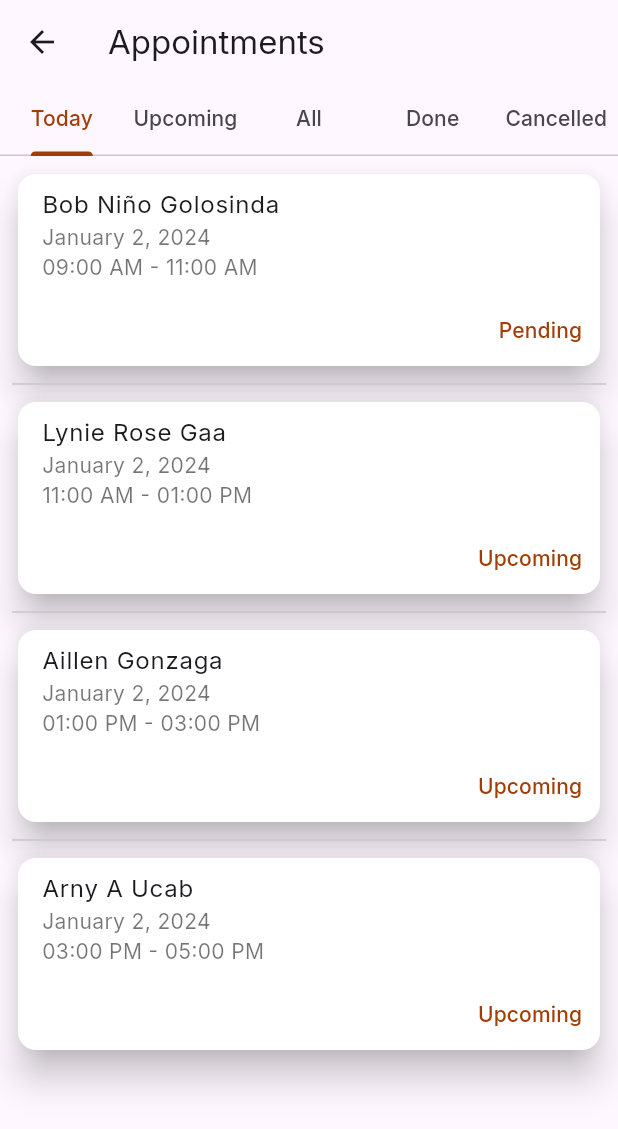
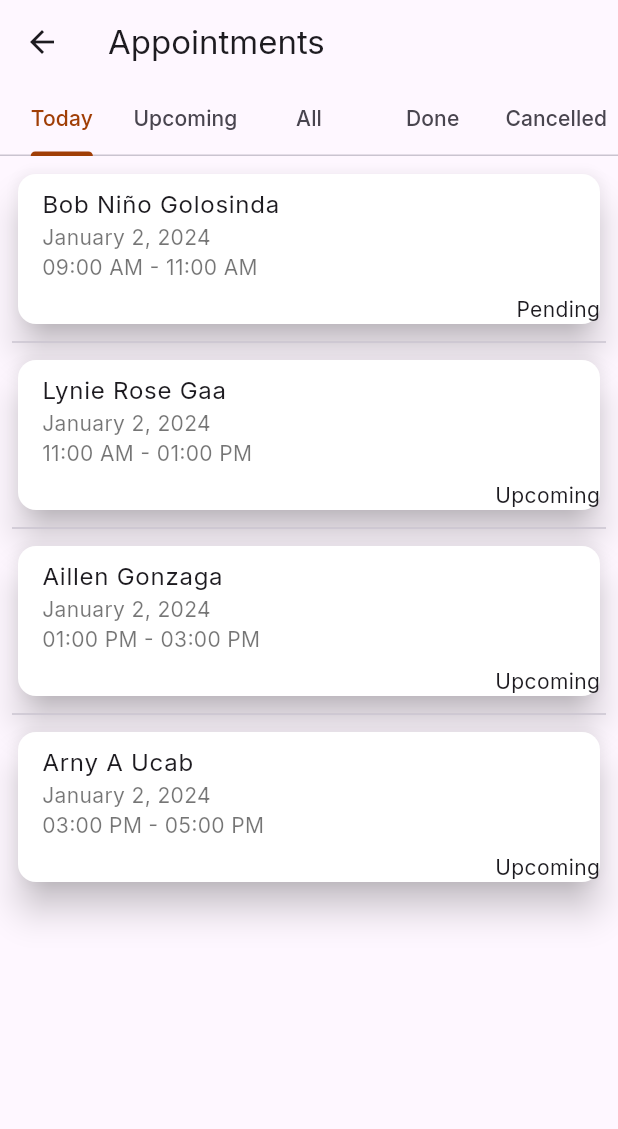
Before and after one commit to Pamfurred-Service-Provider/pamfurred_service_provider, a Flutter app: the screen it shows after launch, after a tap on the "calendar month" icon, on a phone screen of 412 x 824 dp. Shown: the top 1129 px of the screen. Run offline on Flutter 3.47's test engine with Material 3 defaults, Android fonts, the phone set to English and light mode, and no system bars; our stand-ins replace email_validator, google_fonts, image_picker, intl_phone_field, salomon_bottom_bar, table_calendar.

Commit message:
addressed line problems for every dart file. Added const and gi super key ang some dart file

```diff
--- a/lib/Widgets/delete_dialog.dart
+++ b/lib/Widgets/delete_dialog.dart
@@ -7,8 +7,8 @@ class DeleteDialog extends StatelessWidget {
   const DeleteDialog({
     required this.service,
     required this.onDelete,
-    Key? key,
-  }) : super(key: key);
+    super.key,
+  });
 
   @override
   Widget build(BuildContext context) {
--- a/lib/components/custom_appbar.dart
+++ b/lib/components/custom_appbar.dart
@@ -18,7 +18,7 @@ AppBar appBar(BuildContext context) {
     ),
     actions: [
       Padding(
-        padding: EdgeInsets.fromLTRB(10, 35, 15, 10),
+        padding: const EdgeInsets.fromLTRB(10, 35, 15, 10),
         child: IconButton(
           icon: const Icon(Icons.calendar_month, size: 30),
           onPressed: () {
--- /dev/null
+++ b/lib/components/revenue_chart.dart
@@ -0,0 +1 @@
+import 'package:flutter/material.dart';
--- a/lib/screens/appointment_details.dart
+++ b/lib/screens/appointment_details.dart
@@ -3,8 +3,7 @@ import 'package:flutter/material.dart';
 class AppointmentDetailScreen extends StatelessWidget {
   final Map<String, dynamic> appointment;
 
-  const AppointmentDetailScreen({Key? key, required this.appointment})
-      : super(key: key);
+  const AppointmentDetailScreen({super.key, required this.appointment});
 
   @override
   Widget build(BuildContext context) {
--- a/lib/screens/appointment_time_slot.dart
+++ b/lib/screens/appointment_time_slot.dart
@@ -4,8 +4,7 @@ import 'package:intl/intl.dart';
 class AppointmentTimeSlotScreen extends StatefulWidget {
   final DateTime selectedDate;
 
-  const AppointmentTimeSlotScreen({Key? key, required this.selectedDate})
-      : super(key: key);
+  const AppointmentTimeSlotScreen({super.key, required this.selectedDate});
 
   @override
   State<AppointmentTimeSlotScreen> createState() =>
--- a/lib/screens/appointments.dart
+++ b/lib/screens/appointments.dart
@@ -112,9 +112,7 @@ class AppointmentsScreenState extends State<AppointmentsScreen> {
       child: Card(
         color: Colors.white,
         elevation: 10,
-        child: Column(
-          mainAxisSize: MainAxisSize.min,
-          children: <Widget>[
+        child: Column(mainAxisSize: MainAxisSize.min, children: <Widget>[
           ListTile(
             title: Text(appointment['name']),
             subtitle: Column(
@@ -134,14 +132,10 @@ class AppointmentsScreenState extends State<AppointmentsScreen> {
           Row(
             mainAxisAlignment: MainAxisAlignment.end,
             children: <Widget>[
-                TextButton(
-                  child: Text(appointment['status']),
-                  onPressed: () {},
-                ),
+              Text(appointment['status']),
             ],
           ),
-          ],
-        ),
+        ]),
       ),
     );
   }
--- a/lib/screens/home_screen.dart
+++ b/lib/screens/home_screen.dart
@@ -25,12 +25,12 @@ class HomeScreenState extends State<HomeScreen> {
       appBar: appBar(context),
       body: ListView(
         children: [
-          const Padding(
-            padding: EdgeInsets.all(16.0),
+          Padding(
+            padding: const EdgeInsets.all(16.0),
             child: Column(
               crossAxisAlignment: CrossAxisAlignment.start,
               children: [
-                Text(
+                const Text(
                   'Welcome',
                   style: TextStyle(
                     color: Color(0xFF651616),
@@ -38,10 +38,10 @@ class HomeScreenState extends State<HomeScreen> {
                     fontWeight: FontWeight.bold,
                   ),
                 ),
-                SizedBox(height: 7),
+                const SizedBox(height: 10),
                 Text(
-                  'Paws and Claws Pet Station!', //connect to the db, this should show the name of the store.
-                  style: TextStyle(
+                  store[0],
+                  style: const TextStyle(
                     color: Color(0xFF651616),
                     fontSize: 18,
                   ),
--- a/lib/screens/notification_details.dart
+++ b/lib/screens/notification_details.dart
@@ -3,8 +3,7 @@ import 'package:flutter/material.dart';
 class NotificationDetailsScreen extends StatelessWidget {
   final Map<String, dynamic> appointment;
 
-  const NotificationDetailsScreen({Key? key, required this.appointment})
-      : super(key: key);
+  const NotificationDetailsScreen({super.key, required this.appointment});
 
   @override
   Widget build(BuildContext context) {
--- a/lib/screens/notification_screen.dart
+++ b/lib/screens/notification_screen.dart
@@ -60,8 +60,7 @@ class NotificationScreenState extends State<NotificationScreen> {
             ),
           ),
           ...todayAppointments
-              .map((appointment) => buildAppointmentCard(appointment))
-              .toList(),
+              .map((appointment) => buildAppointmentCard(appointment)),
           const Padding(
             padding: EdgeInsets.all(16.0),
             child: Text(
```
Also changed, not shown: lib/components/pet_boarding.dart (deleted, +0 -13 lines), lib/components/veterinary.dart (deleted, +0 -11 lines), lib/screens/add_package.dart (+11 -11 lines), lib/screens/edit_service.dart (+8 -8 lines), lib/screens/profile.dart (+6 -19 lines), lib/screens/services.dart (+4 -4 lines). Lines whose indentation alone changed are shown as unchanged.
